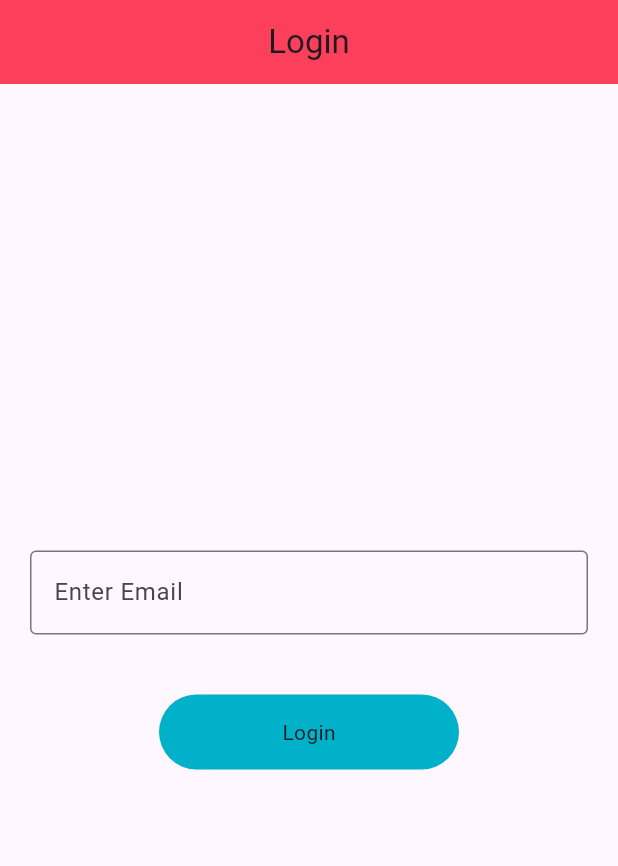
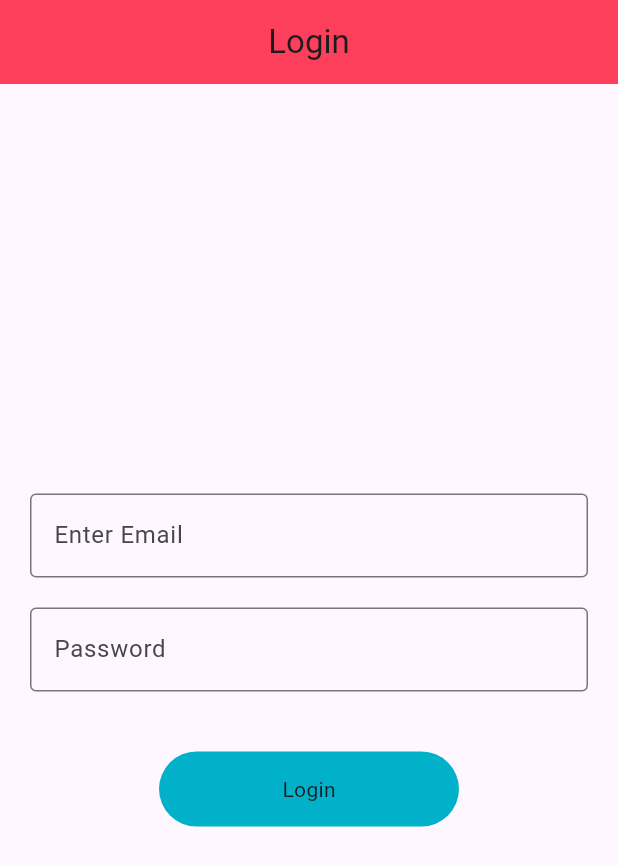
Before and after one commit to Imtiaz16041997/GetX, a Flutter app: the screen it shows after launch, on a phone screen of 412 x 824 dp. Shown: the top 866 px of the screen. Run offline on Flutter 3.47's test engine with Material 3 defaults, Android fonts, the phone set to English and light mode, and no system bars; our stand-ins replace fluttertoast, get.

Commit message:
Login view second phase with validation

```diff
--- a/lib/components/round_button_component.dart
+++ b/lib/components/round_button_component.dart
@@ -21,7 +21,9 @@ class RoundButtonComponent extends StatelessWidget {
 
   @override
   Widget build(BuildContext context) {
-    return Container(
+    return InkWell(
+      onTap: onPress,
+      child: Container(
         height: height,
         width: width,
         decoration: BoxDecoration(
@@ -30,6 +32,7 @@ class RoundButtonComponent extends StatelessWidget {
         ),
         child: loading? Center(child: CircularProgressIndicator()) :
         Center(child: Text(title),),
+      ),
     );
   }
 }
--- a/lib/view/screen/login/login_view.dart
+++ b/lib/view/screen/login/login_view.dart
@@ -3,6 +3,8 @@ import 'package:get/get.dart';
 import 'package:getx/components/round_button_component.dart';
 import 'package:getx/res/colors/colors.dart';
 import 'package:getx/view_models/controller/login_view_model_controller.dart';
+
+import '../../../utils/utils.dart';
 
 class LoginView extends StatefulWidget {
   const LoginView({super.key});
@@ -14,7 +16,7 @@ class LoginView extends StatefulWidget {
 class _LoginViewState extends State<LoginView> {
 
   final loginController = Get.put(LoginViewModelController());
-
+  final _formKey =  GlobalKey<FormState> ();
 
 
 
@@ -33,19 +35,52 @@ class _LoginViewState extends State<LoginView> {
           mainAxisAlignment: MainAxisAlignment.center,
           crossAxisAlignment: CrossAxisAlignment.center,
           children: [
+            Form(
+              key: _formKey,
+              child: Column(
+                children: [
                   TextFormField(
                     controller: loginController.emailController.value,
                     focusNode: loginController.emailFocusNode.value,
+                    validator: (value){
+                      if(value!.isEmpty){
+                        Utils.snackBar('Email', 'Enter Email');
+                      }
+                    },
+                    onFieldSubmitted: (value){
+                      Utils.filedFocusChange(context, loginController.emailFocusNode.value, loginController.passwordFocusNode.value);
+                    },
                     decoration: InputDecoration(
                         hintText: 'email_hint'.tr,
                         border: OutlineInputBorder()
                     ),
                   ),
-
+                  SizedBox(height: 20,),
+                  TextFormField(
+                    controller: loginController.passwordController.value,
+                    focusNode: loginController.passwordFocusNode.value,
+                    obscureText: true,
+                    validator: (value){
+                      if(value!.isEmpty){
+                        Utils.snackBar('Password', 'Enter Password');
+                      }
+                    },
+                    onFieldSubmitted: (value){
+                    },
+                    decoration: InputDecoration(
+                        hintText: 'pass_hint'.tr,
+                        border: OutlineInputBorder()
+                    ),
+                  ),
+                ],
+              ),
+            ),
             SizedBox(height: 40,),
             RoundButtonComponent(
               width: 200,title: 'login'.tr,onPress: (){
+                if(_formKey.currentState!.validate()){
 
+                }
             },)
 
           ],
```
Lines whose indentation alone changed are shown as unchanged.
